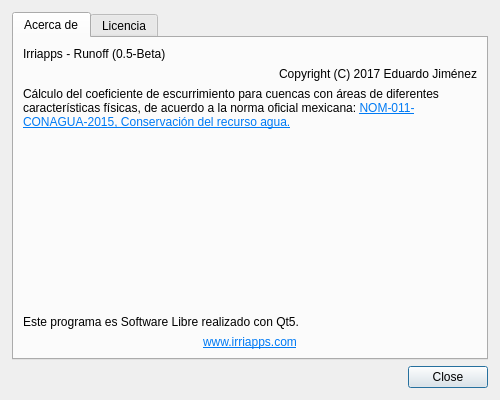
Qt form aboutdialog.ui (ecoslacker/RunoffCoefficient) before a commit.
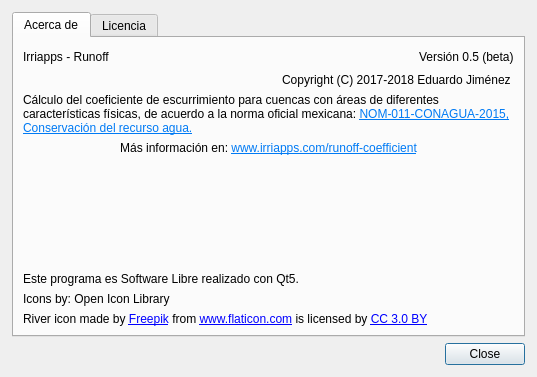
The same form after that commit. Icons and pictures are not drawn.

Diff of the .ui file:
```diff
--- a/aboutdialog.ui
+++ b/aboutdialog.ui
@@ -6,8 +6,8 @@
    <rect>
     <x>0</x>
     <y>0</y>
-    <width>500</width>
-    <height>400</height>
+    <width>537</width>
+    <height>377</height>
    </rect>
   </property>
   <property name="windowTitle">
@@ -41,16 +41,40 @@
       </attribute>
       <layout class="QVBoxLayout" name="verticalLayout_2">
        <item>
-        <widget class="QLabel" name="label_2">
-         <property name="text">
-          <string>Irriapps - Runoff (0.5-Beta)</string>
-         </property>
-        </widget>
+        <layout class="QHBoxLayout" name="horizontalLayout">
+         <item>
+          <widget class="QLabel" name="label_2">
+           <property name="text">
+            <string>Irriapps - Runoff</string>
+           </property>
+          </widget>
+         </item>
+         <item>
+          <spacer name="horizontalSpacer">
+           <property name="orientation">
+            <enum>Qt::Horizontal</enum>
+           </property>
+           <property name="sizeHint" stdset="0">
+            <size>
+             <width>40</width>
+             <height>20</height>
+            </size>
+           </property>
+          </spacer>
+         </item>
+         <item>
+          <widget class="QLabel" name="label_5">
+           <property name="text">
+            <string>Versión 0.5 (beta)</string>
+           </property>
+          </widget>
+         </item>
+        </layout>
        </item>
        <item>
         <widget class="QLabel" name="label">
          <property name="text">
-          <string>Copyright (C) 2017 Eduardo Jiménez</string>
+          <string>Copyright (C) 2017-2018 Eduardo Jiménez &lt;ecoslacker@irriapps.com&gt;</string>
          </property>
          <property name="alignment">
           <set>Qt::AlignRight|Qt::AlignTrailing|Qt::AlignVCenter</set>
@@ -76,6 +100,19 @@
          </property>
         </widget>
        </item>
+       <item>
+        <widget class="QLabel" name="label_irriapps">
+         <property name="text">
+          <string>&lt;html&gt;&lt;head/&gt;&lt;body&gt;&lt;p&gt;Más información en: &lt;a href=&quot;http://www.irriapps.com/runoff-coefficient&quot;&gt;&lt;span style=&quot; text-decoration: underline; color:#007af4;&quot;&gt;www.irriapps.com/runoff-coefficient&lt;/span&gt;&lt;/a&gt;&lt;/p&gt;&lt;/body&gt;&lt;/html&gt;</string>
+         </property>
+         <property name="alignment">
+          <set>Qt::AlignCenter</set>
+         </property>
+         <property name="openExternalLinks">
+          <bool>true</bool>
+         </property>
+        </widget>
+       </item>
        <item>
         <spacer name="verticalSpacer">
          <property name="orientation">
@@ -84,7 +121,7 @@
          <property name="sizeHint" stdset="0">
           <size>
            <width>20</width>
-           <height>135</height>
+           <height>60</height>
           </size>
          </property>
         </spacer>
@@ -100,15 +137,16 @@
         </widget>
        </item>
        <item>
-        <widget class="QLabel" name="label_irriapps">
+        <widget class="QLabel" name="label_4">
          <property name="text">
-          <string>&lt;html&gt;&lt;head/&gt;&lt;body&gt;&lt;p&gt;&lt;a href=&quot;http://www.irriapps.com/runoff-coefficient&quot;&gt;&lt;span style=&quot; text-decoration: underline; color:#007af4;&quot;&gt;www.irriapps.com&lt;/span&gt;&lt;/a&gt;&lt;/p&gt;&lt;/body&gt;&lt;/html&gt;</string>
+          <string>Icons by: Open Icon Library</string>
          </property>
-         <property name="alignment">
-          <set>Qt::AlignCenter</set>
-         </property>
-         <property name="openExternalLinks">
-          <bool>true</bool>
+        </widget>
+       </item>
+       <item>
+        <widget class="QLabel" name="label_3">
+         <property name="text">
+          <string>&lt;div&gt;River icon made by &lt;a href=&quot;http://www.freepik.com&quot; title=&quot;Freepik&quot;&gt;Freepik&lt;/a&gt; from &lt;a href=&quot;https://www.flaticon.com/&quot; title=&quot;Flaticon&quot;&gt;www.flaticon.com&lt;/a&gt; is licensed by &lt;a href=&quot;http://creativecommons.org/licenses/by/3.0/&quot; title=&quot;Creative Commons BY 3.0&quot; target=&quot;_blank&quot;&gt;CC 3.0 BY&lt;/a&gt;&lt;/div&gt;</string>
          </property>
         </widget>
        </item>
```
Left out of the diff: 2 changed lines with no effect on the pictures.
